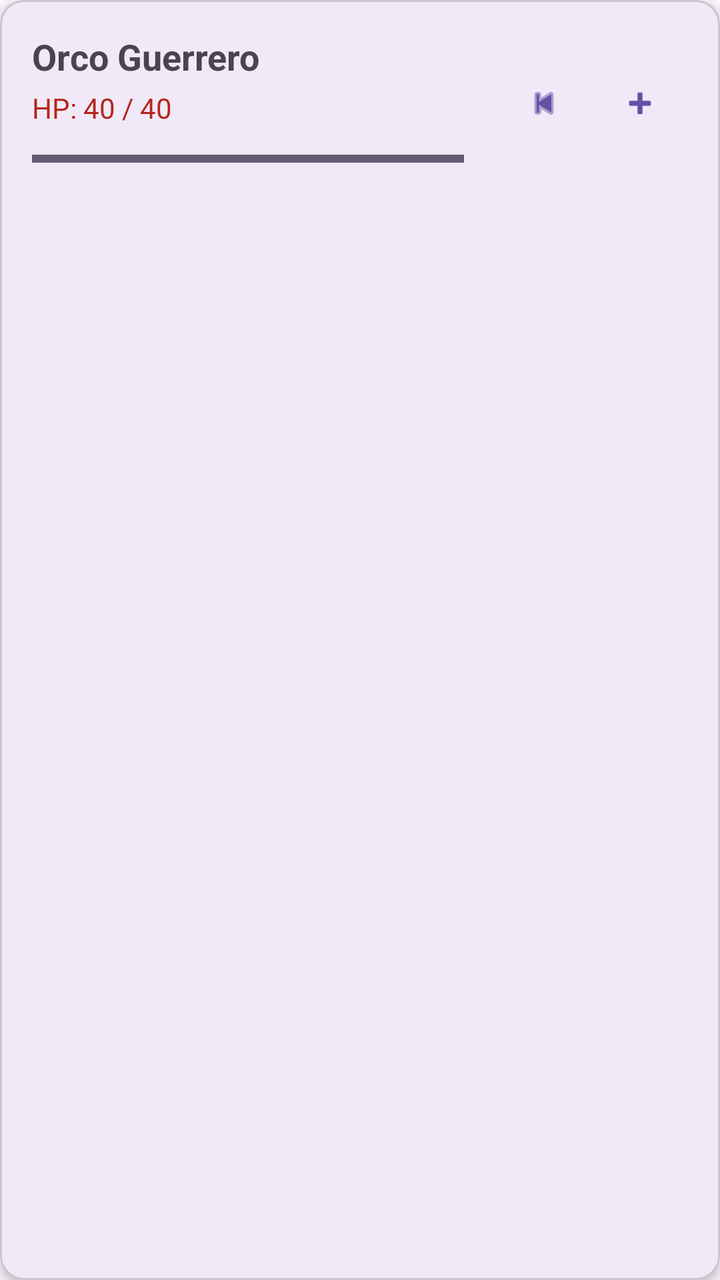
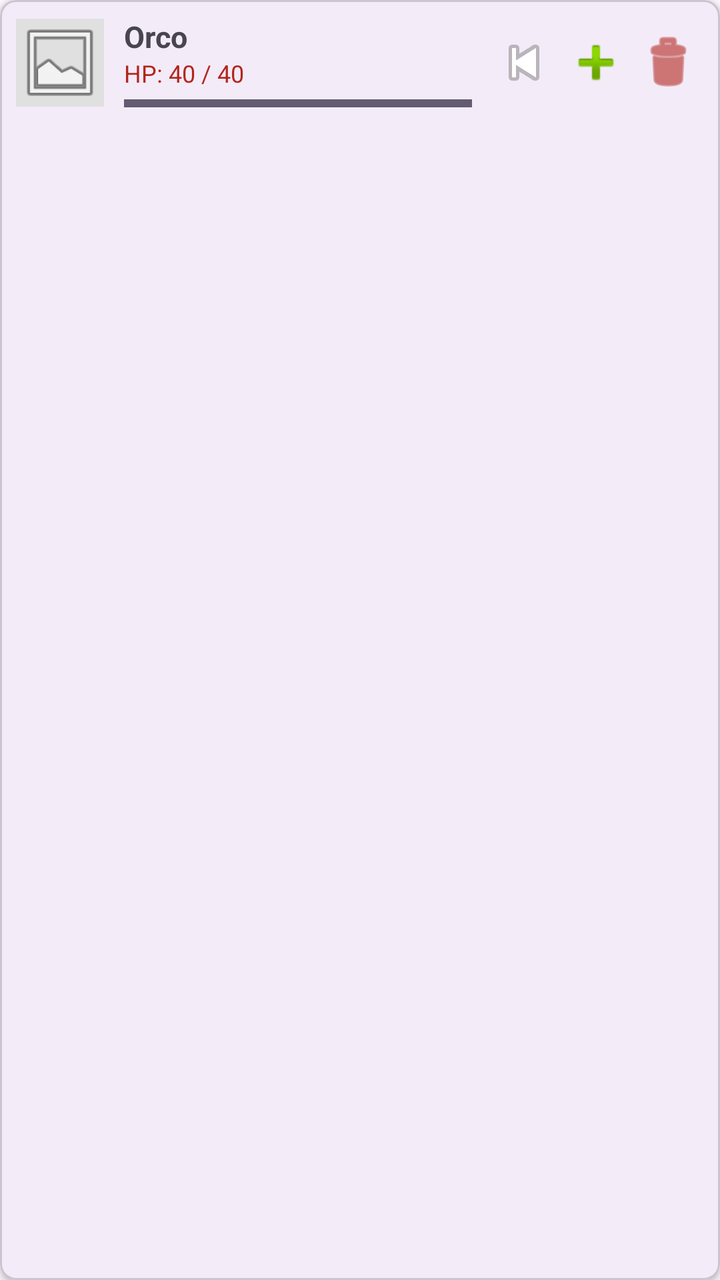

Before-and-after screenshots of an Android layout around one commit, followed by the original layout XML and the change that was made.
<!-- AndroidManifest.xml: application theme Theme.Rolin -->
<!-- res/layout/item_enemy.xml -->
<?xml version="1.0" encoding="utf-8"?>
<com.google.android.material.card.MaterialCardView xmlns:android="http://schemas.android.com/apk/res/android"
    xmlns:app="http://schemas.android.com/apk/res-auto"
    android:layout_width="match_parent"
    android:layout_height="match_parent"
    android:layout_marginHorizontal="8dp"
    android:layout_marginVertical="6dp"
    app:cardCornerRadius="12dp"
    app:cardElevation="3dp">

    <androidx.constraintlayout.widget.ConstraintLayout
        android:padding="16dp"
        android:layout_width="match_parent"
        android:layout_height="wrap_content">

        
        <TextView
            android:id="@+id/tvEnemyName"
            android:layout_width="0dp"
            android:layout_height="wrap_content"
            android:text="Orco Guerrero"
            android:textSize="18sp"
            android:textStyle="bold"
            app:layout_constraintStart_toStartOf="parent"
            app:layout_constraintTop_toTopOf="parent"
            app:layout_constraintEnd_toStartOf="@+id/btnMinus" />

        
        <TextView
            android:id="@+id/tvEnemyHp"
            android:layout_width="0dp"
            android:layout_height="wrap_content"
            android:layout_marginTop="4dp"
            android:text="HP: 40 / 40"
            android:textColor="?attr/colorError"
            app:layout_constraintStart_toStartOf="parent"
            app:layout_constraintTop_toBottomOf="@id/tvEnemyName"
            app:layout_constraintEnd_toStartOf="@+id/btnMinus" />

        
        <ProgressBar
            android:id="@+id/pbEnemyHp"
            style="?android:attr/progressBarStyleHorizontal"
            android:layout_width="0dp"
            android:layout_height="wrap_content"
            android:layout_marginTop="8dp"
            android:max="100"
            android:progress="100"
            app:layout_constraintStart_toStartOf="parent"
            app:layout_constraintTop_toBottomOf="@id/tvEnemyHp"
            app:layout_constraintEnd_toStartOf="@+id/btnMinus"
            android:layout_marginEnd="16dp"/>

        
        <com.google.android.material.button.MaterialButton
            android:id="@+id/btnMinus"
            style="@style/Widget.Material3.Button.IconButton"
            android:layout_width="48dp"
            android:layout_height="48dp"
            app:icon="@android:drawable/ic_media_previous"
            app:layout_constraintBottom_toBottomOf="parent"
            app:layout_constraintEnd_toStartOf="@id/btnPlus"
            app:layout_constraintTop_toTopOf="parent" />

        
        <com.google.android.material.button.MaterialButton
            android:id="@+id/btnPlus"
            style="@style/Widget.Material3.Button.IconButton"
            android:layout_width="48dp"
            android:layout_height="48dp"
            app:icon="@android:drawable/ic_input_add"
            app:layout_constraintBottom_toBottomOf="parent"
            app:layout_constraintEnd_toEndOf="parent"
            app:layout_constraintTop_toTopOf="parent" />

    </androidx.constraintlayout.widget.ConstraintLayout>
</com.google.android.material.card.MaterialCardView>
<!-- resources referenced by this layout -->
<resources>
  <style name="Theme.Rolin" parent="Base.Theme.Rolin" />
  <style name="Base.Theme.Rolin" parent="Theme.Material3.DayNight.NoActionBar">
          
          
      </style>
</resources>

<!-- the commit's change to res/layout/item_enemy.xml (unified diff, before → after) -->
@@ -2,73 +2,97 @@
 <com.google.android.material.card.MaterialCardView xmlns:android="http://schemas.android.com/apk/res/android"
     xmlns:app="http://schemas.android.com/apk/res-auto"
     android:layout_width="match_parent"
-    android:layout_height="match_parent"
-    android:layout_marginHorizontal="8dp"
-    android:layout_marginVertical="6dp"
-    app:cardCornerRadius="12dp"
-    app:cardElevation="3dp">
+    android:layout_height="wrap_content"
+    android:layout_marginHorizontal="6dp"
+    android:layout_marginVertical="3dp"
+    app:cardCornerRadius="8dp"
+    app:cardElevation="2dp">
 
     <androidx.constraintlayout.widget.ConstraintLayout
-        android:padding="16dp"
         android:layout_width="match_parent"
-        android:layout_height="wrap_content">
+        android:layout_height="wrap_content"
+        android:padding="8dp">
 
-        
+        <ImageView
+            android:id="@+id/ivEnemyAvatar"
+            android:layout_width="44dp"
+            android:layout_height="44dp"
+            android:background="#E0E0E0"
+            android:scaleType="centerCrop"
+            android:src="@android:drawable/ic_menu_gallery"
+            app:layout_constraintBottom_toBottomOf="parent"
+            app:layout_constraintStart_toStartOf="parent"
+            app:layout_constraintTop_toTopOf="parent" />
+
         <TextView
             android:id="@+id/tvEnemyName"
             android:layout_width="0dp"
             android:layout_height="wrap_content"
-            android:text="Orco Guerrero"
-            android:textSize="18sp"
+            android:layout_marginStart="10dp"
+            android:layout_marginEnd="8dp"
+            android:ellipsize="end"
+            android:maxLines="1"
+            android:text="Orco"
+            android:textSize="15sp"
             android:textStyle="bold"
-            app:layout_constraintStart_toStartOf="parent"
-            app:layout_constraintTop_toTopOf="parent"
-            app:layout_constraintEnd_toStartOf="@+id/btnMinus" />
+            app:layout_constraintEnd_toStartOf="@+id/btnMinus"
+            app:layout_constraintStart_toEndOf="@id/ivEnemyAvatar"
+            app:layout_constraintTop_toTopOf="parent" />
 
-        
         <TextView
             android:id="@+id/tvEnemyHp"
             android:layout_width="0dp"
             android:layout_height="wrap_content"
-            android:layout_marginTop="4dp"
+            android:layout_marginStart="10dp"
             android:text="HP: 40 / 40"
             android:textColor="?attr/colorError"
-            app:layout_constraintStart_toStartOf="parent"
-            app:layout_constraintTop_toBottomOf="@id/tvEnemyName"
-            app:layout_constraintEnd_toStartOf="@+id/btnMinus" />
+            android:textSize="12sp"
+            app:layout_constraintEnd_toStartOf="@+id/btnMinus"
+            app:layout_constraintStart_toEndOf="@id/ivEnemyAvatar"
+            app:layout_constraintTop_toBottomOf="@id/tvEnemyName" />
 
-        
         <ProgressBar
             android:id="@+id/pbEnemyHp"
             style="?android:attr/progressBarStyleHorizontal"
             android:layout_width="0dp"
-            android:layout_height="wrap_content"
-            android:layout_marginTop="8dp"
+            android:layout_height="6dp"
+            android:layout_marginStart="10dp"
+            android:layout_marginTop="4dp"
+            android:layout_marginEnd="8dp"
             android:max="100"
             android:progress="100"
-            app:layout_constraintStart_toStartOf="parent"
-            app:layout_constraintTop_toBottomOf="@id/tvEnemyHp"
+            app:layout_constraintBottom_toBottomOf="parent"
             app:layout_constraintEnd_toStartOf="@+id/btnMinus"
-            android:layout_marginEnd="16dp"/>
+            app:layout_constraintStart_toEndOf="@id/ivEnemyAvatar"
+            app:layout_constraintTop_toBottomOf="@id/tvEnemyHp" />
 
-        
-        <com.google.android.material.button.MaterialButton
+        <ImageButton
             android:id="@+id/btnMinus"
-            style="@style/Widget.Material3.Button.IconButton"
-            android:layout_width="48dp"
-            android:layout_height="48dp"
-            app:icon="@android:drawable/ic_media_previous"
+            android:layout_width="36dp"
+            android:layout_height="36dp"
+            android:background="?attr/selectableItemBackgroundBorderless"
+            android:src="@android:drawable/ic_media_previous"
             app:layout_constraintBottom_toBottomOf="parent"
             app:layout_constraintEnd_toStartOf="@id/btnPlus"
             app:layout_constraintTop_toTopOf="parent" />
 
-        
-        <com.google.android.material.button.MaterialButton
+        <ImageButton
             android:id="@+id/btnPlus"
-            style="@style/Widget.Material3.Button.IconButton"
-            android:layout_width="48dp"
-            android:layout_height="48dp"
-            app:icon="@android:drawable/ic_input_add"
+            android:layout_width="36dp"
+            android:layout_height="36dp"
+            android:background="?attr/selectableItemBackgroundBorderless"
+            android:src="@android:drawable/ic_input_add"
+            app:layout_constraintBottom_toBottomOf="parent"
+            app:layout_constraintEnd_toStartOf="@id/btnDeleteEnemy"
+            app:layout_constraintTop_toTopOf="parent" />
+
+        <ImageButton
+            android:id="@+id/btnDeleteEnemy"
+            android:layout_width="36dp"
+            android:layout_height="36dp"
+            android:background="?attr/selectableItemBackgroundBorderless"
+            android:src="@android:drawable/ic_menu_delete"
+            app:tint="?attr/colorError"
             app:layout_constraintBottom_toBottomOf="parent"
             app:layout_constraintEnd_toEndOf="parent"
             app:layout_constraintTop_toTopOf="parent" />
